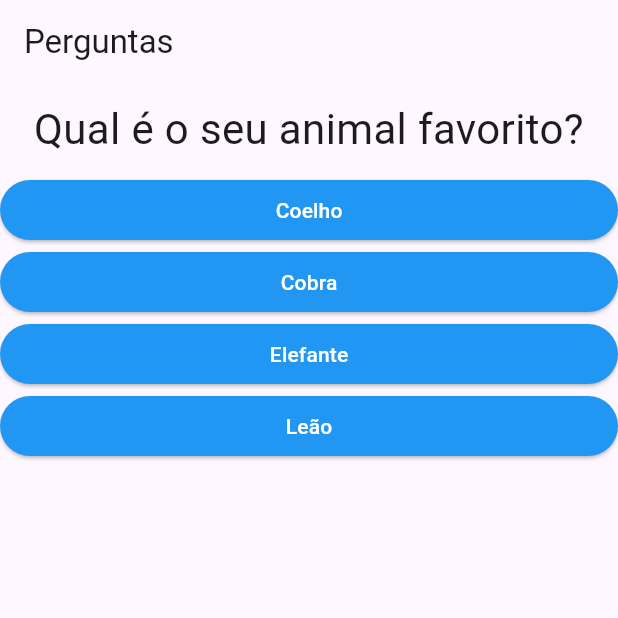
After one commit to matheusrotta7/learning-flutter, a Flutter app: the screen it shows after launch, after a tap on "Preto", on a phone screen of 412 x 824 dp, the top half of it. The commit adds this screen. Run offline on Flutter 3.47's test engine with Material 3 defaults, Android fonts, the phone set to English and light mode, and no system bars.

Commit message:
add code to reset questions and add score

```diff
--- a/lib/main.dart
+++ b/lib/main.dart
@@ -1,57 +1,81 @@
 import 'package:flutter/material.dart';
-import 'package:projeto_perguntas/resposta.dart';
-import './questao.dart';
+import 'package:projeto_perguntas/questionario.dart';
+import 'package:projeto_perguntas/resultado.dart';
 
 main() {
   runApp(PerguntaApp());
 }
 
 class PerguntaAppState extends State<PerguntaApp> {
-  var perguntaSelecionada = 0;
-  final List<Map<String, Object>> perguntas = [
+  var _perguntaSelecionada = 0;
+  var _totalScore = 0;
+  final List<Map<String, Object>> _perguntas = const [
     {
       'texto': 'Qual é a sua cor favorita?',
-      'respostas': ['Preto', 'Vermelho', 'Verde', 'Branco']
+      'respostas': [
+        {'texto': 'Preto', 'nota': 10},
+        {'texto': 'Vermelho', 'nota': 7},
+        {'texto': 'Verde', 'nota': 3},
+        {'texto': 'Branco', 'nota': 1}
+      ]
     },
     {
       'texto': 'Qual é o seu animal favorito?',
-      'respostas': ['Coelho', 'Cobra', 'Elefante', 'Leão'],
+      'respostas': [
+        {'texto': 'Coelho', 'nota': 10},
+        {'texto': 'Cobra', 'nota': 7},
+        {'texto': 'Elefante', 'nota': 3},
+        {'texto': 'Leão', 'nota': 1},
+      ],
     },
     {
       'texto': 'Qual é o seu instrutor favorito?',
-      'respostas': ['Maria', 'João', 'Leo', 'Pedro'],
+      'respostas': [
+        {'texto': 'Maria', 'nota': 10},
+        {'texto': 'João', 'nota': 7},
+        {'texto': 'Leo', 'nota': 3},
+        {'texto': 'Pedro', 'nota': 1},
+      ],
     },
   ];
 
-  void responder() {
+  void responder(int score) {
     setState(() {
-      if (perguntaSelecionada + 1 < perguntas.length) {
-        perguntaSelecionada++;
-      }
+      _perguntaSelecionada++;
+      _totalScore += score;
     });
-    print(perguntaSelecionada);
+    print(_perguntaSelecionada);
+    print("_totalScore");
+    print(_totalScore);
+  }
+
+  bool get temPerguntaSelectionada {
+    return _perguntaSelecionada < _perguntas.length;
+  }
+
+  void resetQuestions() {
+    setState(() {
+      _totalScore = 0;
+      _perguntaSelecionada = 0;
+    });
   }
 
   @override
   Widget build(BuildContext context) {
-    List<String> answers = perguntas[perguntaSelecionada].cast()['respostas'];
-    List<Widget> answerList = [];
     // if (answers != null) {
     //   for (String textoResp in answers) {
     //     answerList.add(Resposta(textoResp, responder));
     //   }
     // }
-    answerList = answers.map((t) => Resposta(t, responder)).toList();
 
     return MaterialApp(
         home: Scaffold(
       appBar: AppBar(
         title: Text('Perguntas'),
       ),
-      body: Column(children: [
-        Questao(perguntas[perguntaSelecionada]['texto'].toString()),
-        ...answerList
-      ]),
+      body: temPerguntaSelectionada
+          ? Questionario(_perguntas, _perguntaSelecionada, responder)
+          : Resultado(_totalScore, resetQuestions),
     ));
   }
 }
--- /dev/null
+++ b/lib/questionario.dart
@@ -0,0 +1,31 @@
+import 'package:flutter/material.dart';
+import 'package:projeto_perguntas/questao.dart';
+import 'package:projeto_perguntas/resposta.dart';
+
+class Questionario extends StatelessWidget {
+  final List<Map<String, Object>> perguntas;
+  final int perguntaSelecionada;
+
+  final void Function(int) responder;
+
+  Questionario(this.perguntas, this.perguntaSelecionada, this.responder);
+
+  bool get temPerguntaSelectionada {
+    return perguntaSelecionada < perguntas.length;
+  }
+
+  @override
+  Widget build(BuildContext context) {
+    List<Map<String, Object>> answers = temPerguntaSelectionada
+        ? perguntas[perguntaSelecionada].cast()['respostas']
+        : [];
+
+    return Column(children: [
+      Questao(perguntas[perguntaSelecionada]['texto'].toString()),
+      ...answers
+          .map((resp) => Resposta(resp['texto'].toString(),
+              () => responder(int.parse(resp['nota'].toString()))))
+          .toList(),
+    ]);
+  }
+}
```
Also changed, not shown: lib/resultado.dart (added, +23 -0 lines).
